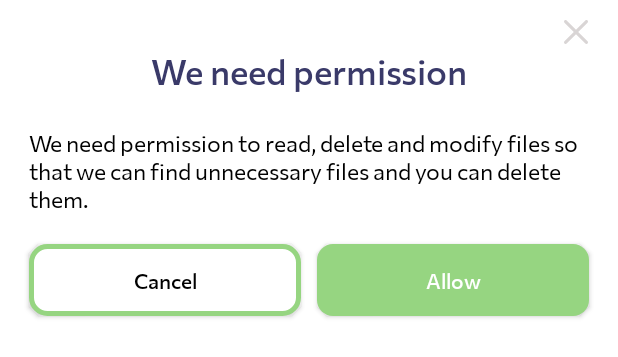
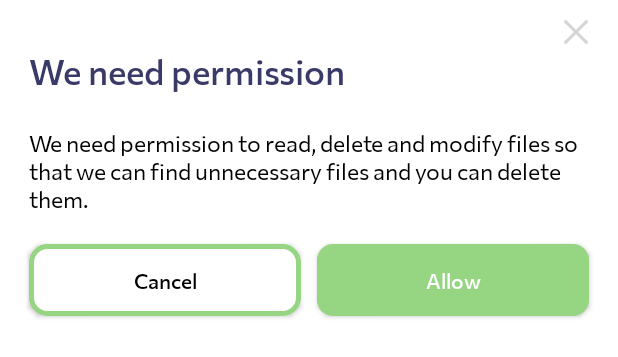
Before and after one commit to bogatovnikita/MagicHelper, an Android app: the layout layout_request_for_manage_storage.xml on its own in the app's theme, with its tools: preview values and no code run, on a phone screen of 412 x 824 dp. Shown: the top 357 px of the screen. Run offline under Robolectric (Android 15) with nearby library versions, the phone set to English and light mode, and no system bars.

Commit message:
fix permissions

```diff
--- a/app/src/main/res/layout/layout_request_for_bluetooth_permission.xml
+++ b/app/src/main/res/layout/layout_request_for_bluetooth_permission.xml
@@ -23,14 +23,13 @@
         android:id="@+id/title_text"
         android:layout_width="0dp"
         android:layout_height="wrap_content"
-        android:layout_marginHorizontal="@dimen/_15sdp"
         android:fontFamily="@font/heraclito_medium"
         android:text="@string/for_extra_and_ultra_modes_you_need_access_to_bluetooth_settings"
         android:textColor="@color/dark_blue"
         android:textSize="@dimen/_18ssp"
         app:layout_constraintBottom_toTopOf="@id/body_text"
-        app:layout_constraintEnd_toEndOf="parent"
-        app:layout_constraintStart_toStartOf="parent"
+        app:layout_constraintEnd_toEndOf="@+id/body_text"
+        app:layout_constraintStart_toStartOf="@+id/body_text"
         app:layout_constraintTop_toBottomOf="@id/cross_exit_iv" />
 
     <TextView
--- a/app/src/main/res/layout/layout_request_for_manage_storage.xml
+++ b/app/src/main/res/layout/layout_request_for_manage_storage.xml
@@ -27,10 +27,11 @@
         android:text="@string/we_need_permission"
         android:textColor="@color/dark_blue"
         android:textSize="@dimen/_18ssp"
+        app:layout_constraintHorizontal_bias="0"
         app:layout_constraintBottom_toTopOf="@id/body_text"
-        app:layout_constraintTop_toBottomOf="@id/cross_exit_iv"
         app:layout_constraintEnd_toEndOf="parent"
-        app:layout_constraintStart_toStartOf="parent" />
+        app:layout_constraintStart_toStartOf="@+id/body_text"
+        app:layout_constraintTop_toBottomOf="@id/cross_exit_iv" />
 
     <TextView
         android:id="@+id/body_text"
--- a/app/src/main/res/layout/layout_request_for_permission.xml
+++ b/app/src/main/res/layout/layout_request_for_permission.xml
@@ -28,9 +28,10 @@
         android:textColor="@color/dark_blue"
         android:textSize="@dimen/_18ssp"
         app:layout_constraintBottom_toTopOf="@id/body_text"
-        app:layout_constraintTop_toBottomOf="@id/cross_exit_iv"
         app:layout_constraintEnd_toEndOf="parent"
-        app:layout_constraintStart_toStartOf="parent" />
+        app:layout_constraintHorizontal_bias="0"
+        app:layout_constraintStart_toStartOf="@+id/body_text"
+        app:layout_constraintTop_toBottomOf="@id/cross_exit_iv" />
 
     <TextView
         android:id="@+id/body_text"
--- a/app/src/main/res/layout/layout_request_for_read_permission.xml
+++ b/app/src/main/res/layout/layout_request_for_read_permission.xml
@@ -23,14 +23,14 @@
         android:id="@+id/title_text"
         android:layout_width="0dp"
         android:layout_height="wrap_content"
-        android:layout_marginHorizontal="@dimen/_15sdp"
         android:fontFamily="@font/heraclito_medium"
         android:text="@string/we_need_permission"
         android:textColor="@color/dark_blue"
         android:textSize="@dimen/_18ssp"
         app:layout_constraintBottom_toTopOf="@id/body_text"
-        app:layout_constraintEnd_toEndOf="parent"
-        app:layout_constraintStart_toStartOf="parent"
+        app:layout_constraintEnd_toEndOf="@+id/body_text"
+        app:layout_constraintHorizontal_bias="0"
+        app:layout_constraintStart_toStartOf="@+id/body_text"
         app:layout_constraintTop_toBottomOf="@id/cross_exit_iv" />
 
     <TextView
--- a/app/src/main/res/layout/layout_request_for_usage_settings.xml
+++ b/app/src/main/res/layout/layout_request_for_usage_settings.xml
@@ -27,9 +27,10 @@
         android:text="@string/we_need_permission"
         android:textColor="@color/dark_blue"
         android:textSize="@dimen/_18ssp"
+        app:layout_constraintHorizontal_bias="0"
         app:layout_constraintBottom_toTopOf="@id/body_text"
-        app:layout_constraintEnd_toEndOf="parent"
-        app:layout_constraintStart_toStartOf="parent"
+        app:layout_constraintEnd_toEndOf="@+id/body_text"
+        app:layout_constraintStart_toStartOf="@+id/body_text"
         app:layout_constraintTop_toBottomOf="@id/cross_exit_iv" />
 
     <TextView
```
